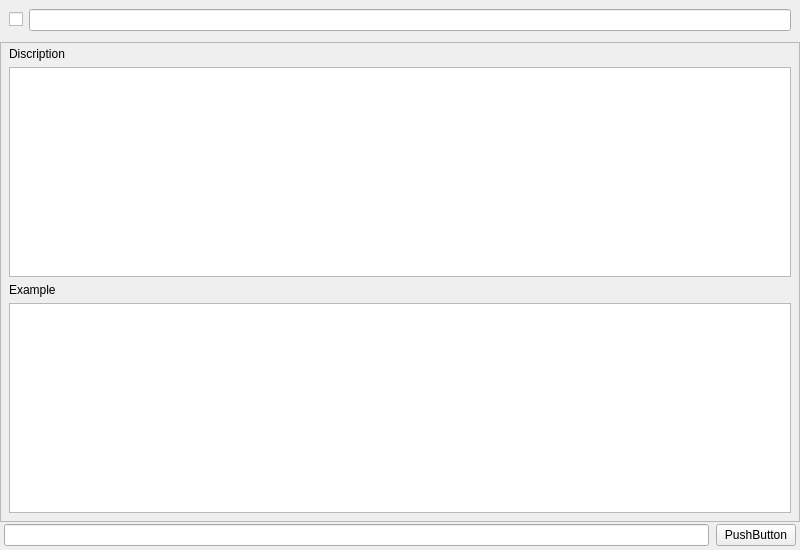
Above: src/ui/ResultWindow.ui from hegerdes/TechCloud before the change. Below: the same form after it.
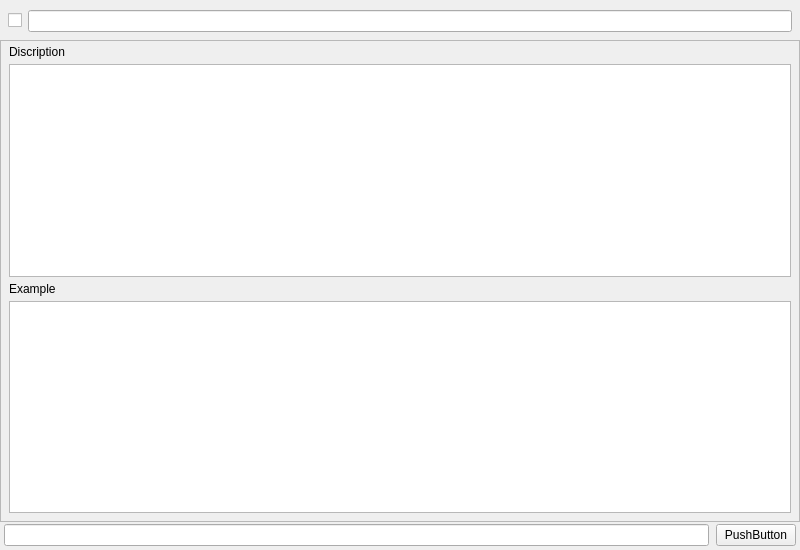
That is the form after the change.

Commit message: Reamed Tag bar

```diff
--- a/src/ui/ResultWindow.ui
+++ b/src/ui/ResultWindow.ui
@@ -62,6 +62,18 @@
          </sizepolicy>
         </property>
         <layout class="QVBoxLayout" name="verticalLayout_2">
+         <property name="leftMargin">
+          <number>8</number>
+         </property>
+         <property name="topMargin">
+          <number>10</number>
+         </property>
+         <property name="rightMargin">
+          <number>8</number>
+         </property>
+         <property name="bottomMargin">
+          <number>6</number>
+         </property>
          <item>
           <widget class="QWidget" name="gridWidget" native="true">
            <layout class="QGridLayout" name="gridLayout_2">
@@ -143,7 +155,7 @@
               <x>0</x>
               <y>0</y>
               <width>798</width>
-              <height>468</height>
+              <height>474</height>
              </rect>
             </property>
             <layout class="QGridLayout" name="gridLayout">
@@ -162,6 +174,12 @@
              <property name="bottomMargin">
               <number>8</number>
              </property>
+             <property name="horizontalSpacing">
+              <number>7</number>
+             </property>
+             <property name="verticalSpacing">
+              <number>5</number>
+             </property>
              <item row="0" column="0">
               <widget class="QLabel" name="discib_label">
                <property name="text">
```
Left out of the diff: 8 changed lines with no effect on the pictures.
